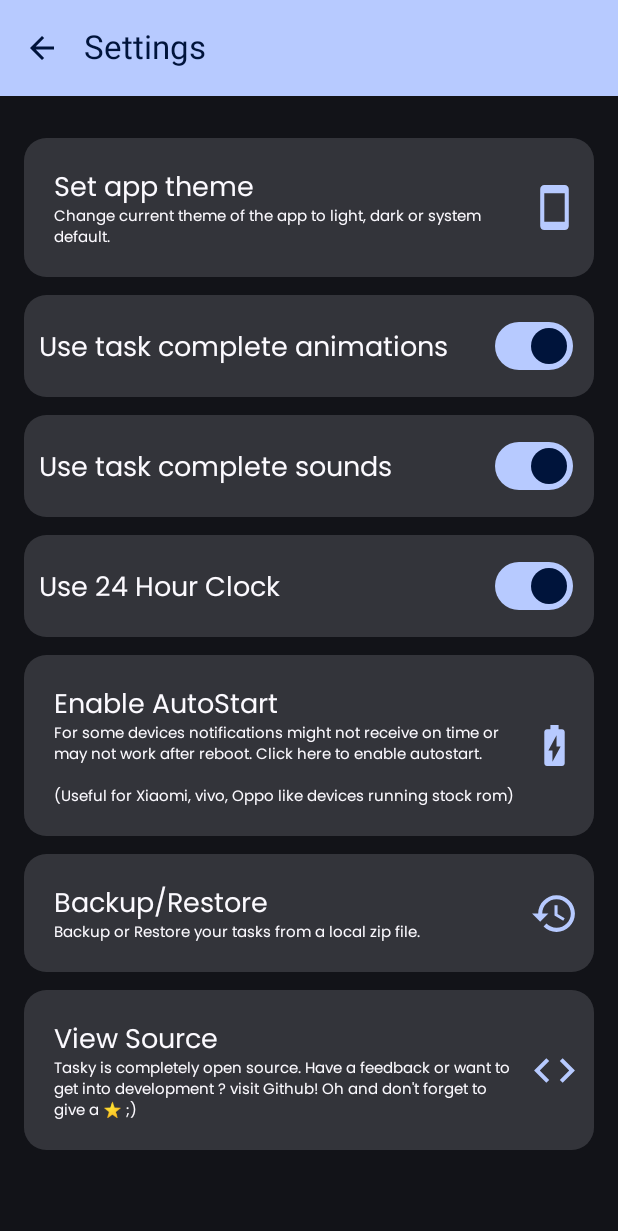
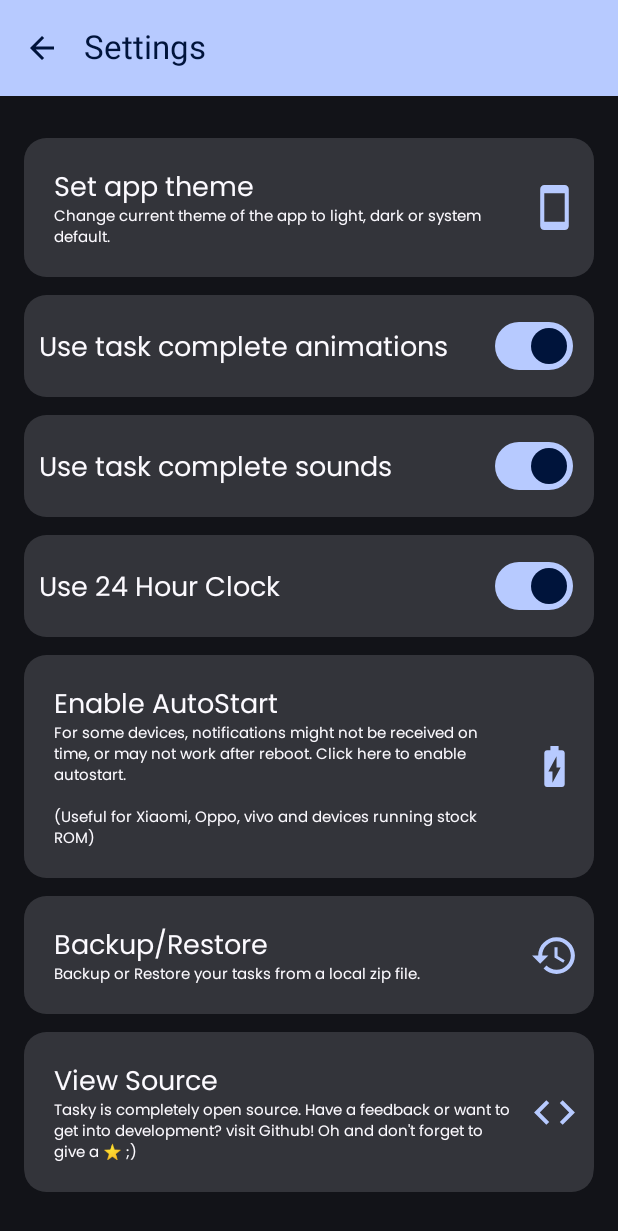
Before and after one commit to thatsmanmeet/Tasky, an Android app built with Jetpack Compose: the SettingsScreen screen opened through its navigation route, on a phone screen of 412 x 824 dp. Shown: the top 1231 px of the screen. Run offline under Robolectric (Android 15) with nearby library versions, the phone set to English and light mode, and no system bars; our stand-ins replace Room's generated code.

Commit message:
Some fixes for English translation

```diff
--- a/app/src/main/res/values/strings.xml
+++ b/app/src/main/res/values/strings.xml
@@ -3,7 +3,7 @@
     <string name="app_name">Tasky</string>
     <string name="add_task_button">Add Task</string>
     <string name="add_task_dialog_title">Add Task</string>
-    <string name="add_edit_text_placeholder">what\'s on your mind?</string>
+    <string name="add_edit_text_placeholder">What\'s on your mind?</string>
     <string name="add_edit_dialog_select_date_button">Select Date</string>
     <string name="add_edit_dialog_select_time_button">Select Time</string>
     <string name="add_edit_dialog_repeat_everyday">Repeat Everyday</string>
@@ -14,7 +14,7 @@
     <string name="add_edit_dialog_edit_reminder_title">Edit Reminder</string>
     <string name="add_edit_dialog_save_button_text">Save</string>
     <string name="add_edit_dialog_delete_button_text">Delete</string>
-    <string name="task_complete_notification_message">Have you completed your task today ?</string>
+    <string name="task_complete_notification_message">Have you completed your task today?</string>
     <string name="empty_list_no_tasks_text">No Tasks</string>
     <string name="permission_screen_title">Permission Required</string>
     <string name="permission_screen_information_text">Starting from Android 13+, apps requires Notification Permission to show notifications.</string>
@@ -23,9 +23,9 @@
     <string name="separate_tasks_using_dates_title">Separate tasks using dates</string>
     <string name="use_task_complete_animations_title">Use task complete animations</string>
     <string name="enable_autostart_title">Enable AutoStart</string>
-    <string name="enable_autostart_information_text">For some devices notifications might not receive on time or may not work after reboot. Click here to enable autostart. \n\n(Useful for Xiaomi, vivo, Oppo like devices running stock rom)</string>
+    <string name="enable_autostart_information_text">For some devices, notifications might not be received on time, or may not work after reboot. Click here to enable autostart. \n\n(Useful for Xiaomi, Oppo, vivo and devices running stock ROM)</string>
     <string name="view_source_title">View Source</string>
-    <string name="view_source_information_text">Tasky is completely open source. Have a feedback or want to get into development ? visit Github! Oh and don\'t forget to give a ⭐️ ;)</string>
+    <string name="view_source_information_text">Tasky is completely open source. Have a feedback or want to get into development? visit Github! Oh and don\'t forget to give a ⭐️ ;)</string>
     <string name="use_24_hour_clock">Use 24 Hour Clock</string>
     <string name="settings_backup_restore">Backup/Restore</string>
     <string name="settings_backup_restore_information_text">Backup or Restore your tasks from a local zip file.</string>
```
